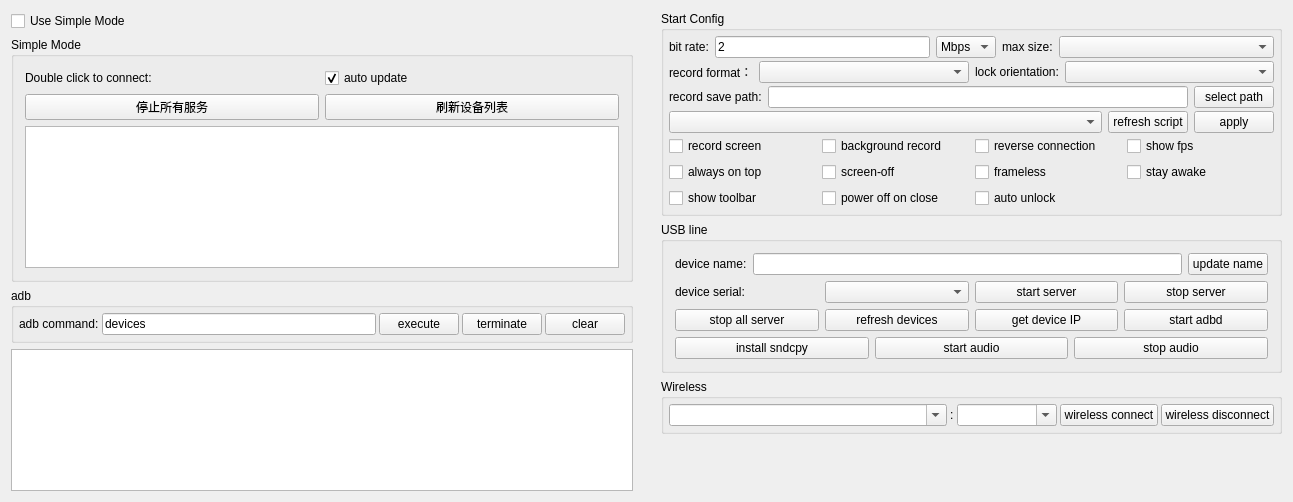
This is QtScrcpy/ui/dialog.ui in xushuduo/QtScrcpy as Qt 5 draws it before an edit. The edited form follows.
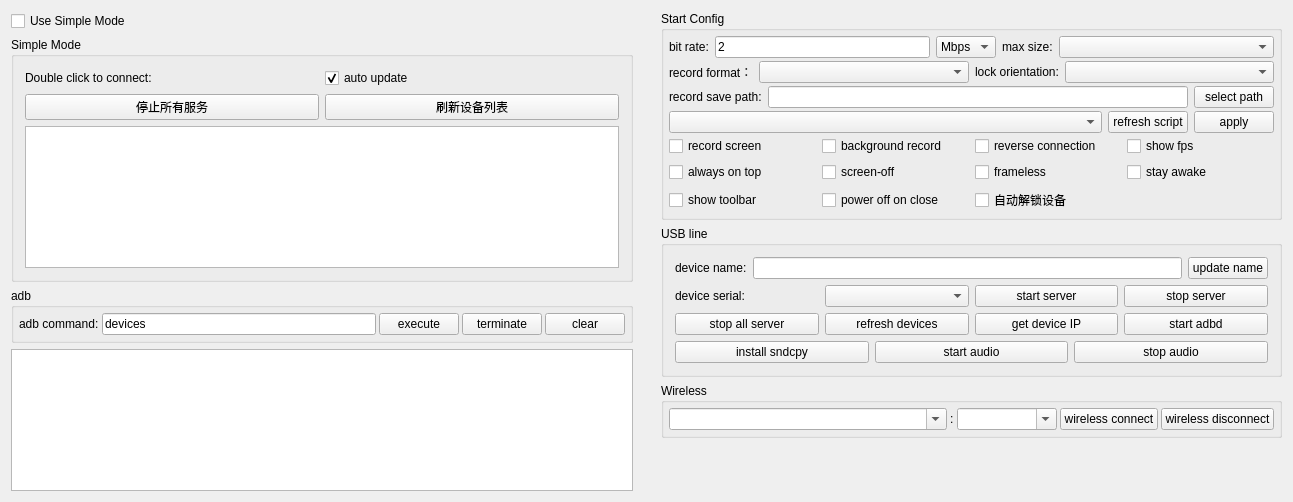
This is the edited form.

Commit message: feat: rename auto unlock to 自动解锁设备, default checked

Patch:
```diff
--- a/QtScrcpy/ui/dialog.ui
+++ b/QtScrcpy/ui/dialog.ui
@@ -756,7 +756,7 @@
                </sizepolicy>
               </property>
               <property name="text">
-               <string>auto unlock</string>
+               <string>自动解锁设备</string>
               </property>
              </widget>
             </item>
```
The commit also changes 1 other file.
